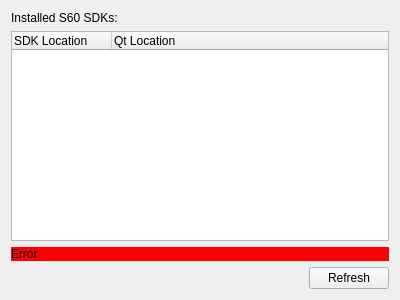
Old version of the form src/plugins/qt4projectmanager/qt-s60/s60devicespreferencepane.ui in the repository qt-creator/qt-creator.
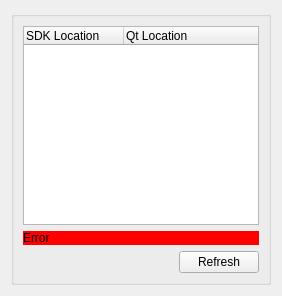
New version of the form.

Diff of the .ui file:
```diff
--- a/src/plugins/qt4projectmanager/qt-s60/s60devicespreferencepane.ui
+++ b/src/plugins/qt4projectmanager/qt-s60/s60devicespreferencepane.ui
@@ -6,21 +6,17 @@
    <rect>
     <x>0</x>
     <y>0</y>
-    <width>400</width>
-    <height>300</height>
+    <width>282</width>
+    <height>296</height>
    </rect>
   </property>
   <property name="windowTitle">
    <string>Form</string>
   </property>
+  <layout class="QVBoxLayout" name="verticalLayout_2">
+   <item>
+    <widget class="QGroupBox" name="groupBox">
   <layout class="QVBoxLayout" name="verticalLayout">
-   <item>
-    <widget class="QLabel" name="titleLabel">
-     <property name="text">
-      <string>Installed S60 SDKs:</string>
-     </property>
-    </widget>
-   </item>
    <item>
     <widget class="QTreeWidget" name="list">
      <property name="indentation">
@@ -89,6 +85,9 @@
       </widget>
      </item>
     </layout>
+      </item>
+     </layout>
+    </widget>
    </item>
   </layout>
  </widget>
```
Lines whose indentation alone changed are shown as unchanged.
